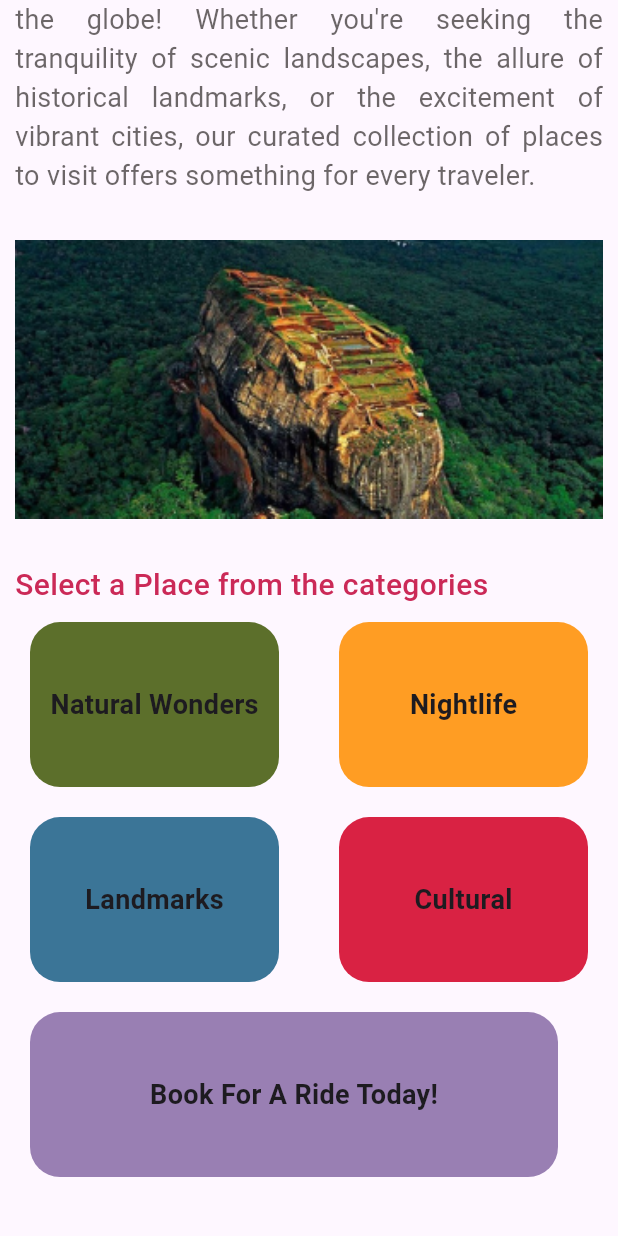
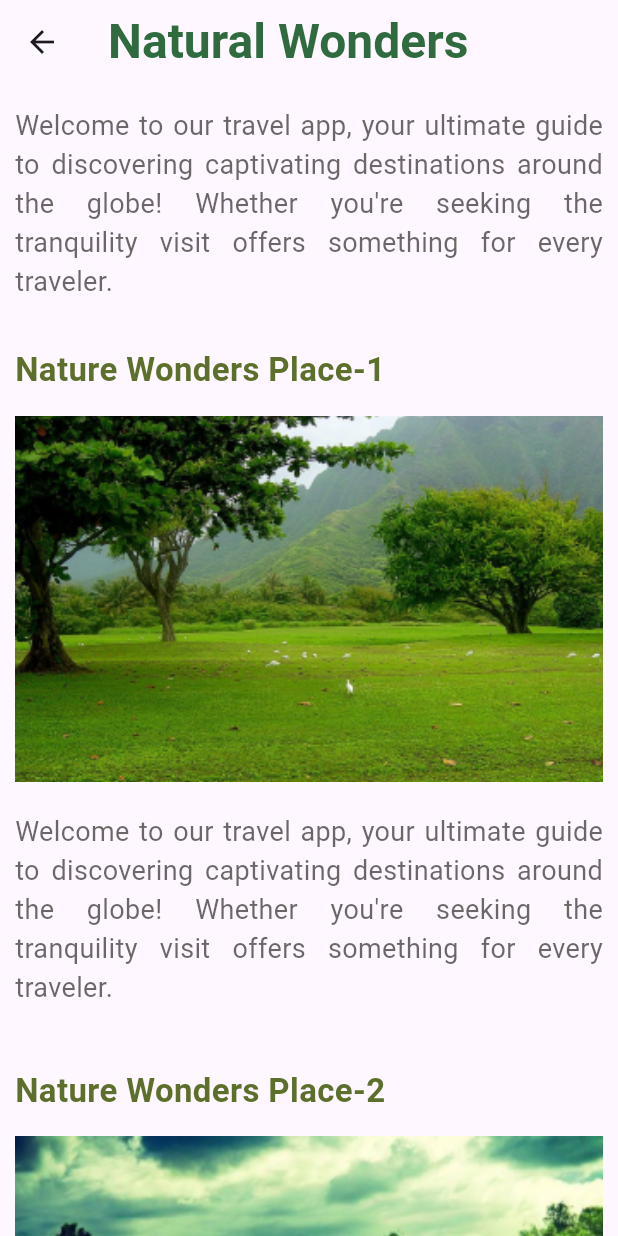
Before and after one commit to maleesha-dev/awesome_places_flutter_application, a Flutter app: the screen it shows after launch, scrolled down 155 dp, after a tap on "Natural Wonders", on a phone screen of 412 x 824 dp. Run offline on Flutter 3.47's test engine with Material 3 defaults, Android fonts, the phone set to English and light mode, and no system bars.

Commit message:
Natural Wonders Done

```diff
--- a/lib/pages/home_page.dart
+++ b/lib/pages/home_page.dart
@@ -1,5 +1,6 @@
+import 'package:awesome_places/pages/natural_wonders.dart';
 import 'package:awesome_places/utils/colors.dart';
-import 'package:awesome_places/widgets/home_page/category_card.dart';
+import 'package:awesome_places/widgets/reusable/home_page/category_card.dart';
 import 'package:flutter/material.dart';
 
 class HomePage extends StatelessWidget {
@@ -87,7 +88,10 @@ class HomePage extends StatelessWidget {
                   children: [
                     GestureDetector(
                       onTap: (){
-
+                        Navigator.push(context, MaterialPageRoute(
+                            builder: (context) => const NaturalWondersPage()
+                        ),
+                        );
                       },
                       child: CategoryCard(
                         title: "Natural Wonders",
--- a/lib/pages/natural_wonders.dart
+++ b/lib/pages/natural_wonders.dart
@@ -1,4 +1,5 @@
 import 'package:awesome_places/utils/colors.dart';
+import 'package:awesome_places/widgets/reusable/natural_wonders/image_card.dart';
 import 'package:flutter/material.dart';
 class NaturalWondersPage extends StatelessWidget {
   const NaturalWondersPage({super.key});
@@ -16,6 +17,53 @@ class NaturalWondersPage extends StatelessWidget {
           ),
         ),
       ),
+      body: SingleChildScrollView(
+        child: Padding(
+          padding: const EdgeInsets.symmetric(horizontal: 10.0),
+          child: Column(
+            children: [
+              SizedBox(
+                height: 15,
+              ),
+              Text(
+                textAlign: TextAlign.justify,
+                  "Welcome to our travel app, your ultimate guide to discovering captivating destinations around the globe! Whether you're seeking the tranquility visit offers something for every traveler.",
+                style: TextStyle(
+                  fontSize: 18,
+                  color: mainTextColor,
+                ),
+              ),
+              SizedBox(
+                height: 30,
+              ),
+              ImageCard(
+                title: "Nature Wonders Place-1",
+                desc: "Welcome to our travel app, your ultimate guide to discovering captivating destinations around the globe! Whether you're seeking the tranquility visit offers something for every traveler.",
+                imageURL: "assets/nature2.png",
+              ),
+              SizedBox(
+                height: 40,
+              ),
+              ImageCard(
+                title: "Nature Wonders Place-2",
+                desc: "Welcome to our travel app, your ultimate guide to discovering captivating destinations around the globe! Whether you're seeking the tranquility visit offers something for every traveler.",
+                imageURL: "assets/nature1.png",
+              ),
+              SizedBox(
+                height: 40,
+              ),
+              ImageCard(
+                title: "Nature Wonders Place-3",
+                desc: "Welcome to our travel app, your ultimate guide to discovering captivating destinations around the globe! Whether you're seeking the tranquility visit offers something for every traveler.",
+                imageURL: "assets/nature3.png",
+              ),
+              SizedBox(
+                height: 40,
+              ),
+            ],
+          ),
+        ),
+      ),
     );
   }
 }
--- /dev/null
+++ b/lib/widgets/reusable/natural_wonders/image_card.dart
@@ -0,0 +1,46 @@
+import 'package:awesome_places/utils/colors.dart';
+import 'package:flutter/material.dart';
+
+class ImageCard extends StatelessWidget {
+
+  final String title;
+  final String desc;
+  final String imageURL;
+  const ImageCard({super.key, required this.title, required this.desc, required this.imageURL});
+
+  @override
+  Widget build(BuildContext context) {
+    return Column(
+      crossAxisAlignment: CrossAxisAlignment.start,
+      children: [
+        Text(
+          title,
+          style: TextStyle(
+            fontSize: 22,
+            fontWeight: FontWeight.bold,
+            color: subNaturalWondersColor,
+          ),
+        ),
+        SizedBox(
+          height: 15,
+        ),
+        Image.asset(
+          imageURL,
+          width: double.infinity,
+          fit: BoxFit.cover,
+        ),
+        SizedBox(
+          height: 20,
+        ),
+        Text(
+          textAlign: TextAlign.justify,
+            desc,
+            style: TextStyle(
+              fontSize: 18,
+              color: mainTextColor,
+            )
+        )
+      ],
+    );
+  }
+}
--- a/pubspec.yaml
+++ b/pubspec.yaml
@@ -60,6 +60,9 @@ flutter:
   # To add assets to your application, add an assets section, like this:
   assets:
     - assets/main.png
+    - assets/nature1.png
+    - assets/nature2.png
+    - assets/nature3.png
 
   # An image asset can refer to one or more resolution-specific "variants", see
   # https://flutter.dev/to/resolution-aware-images
```
Also changed, not shown: lib/generated/assets.dart, lib/widgets/reusable/home_page/category_card.dart (renamed from lib/widgets/home_page/category_card.dart).
